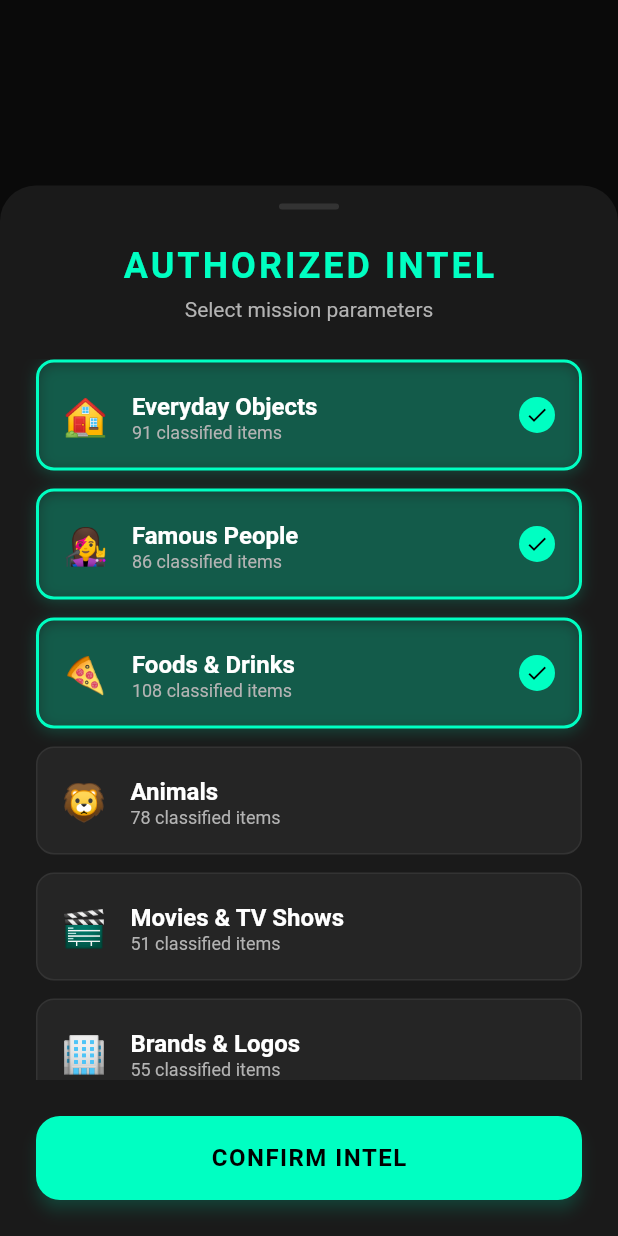
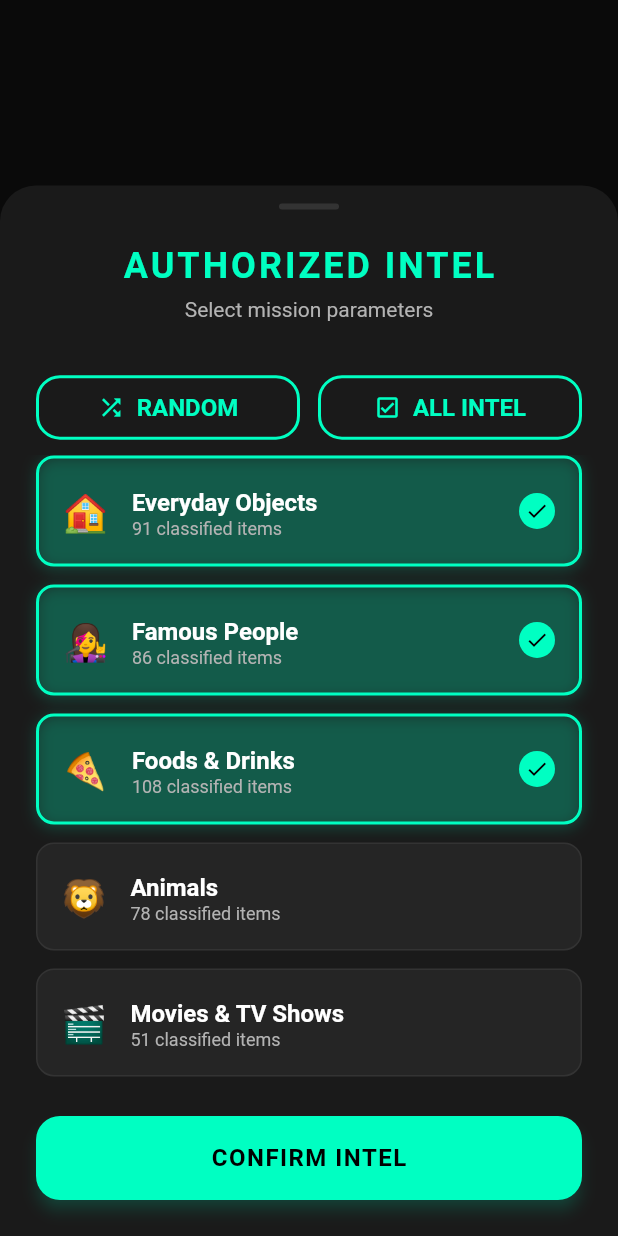
Before and after one commit to Vince0028/Impostor-game, a Flutter app: the SelectCategoriesDialog widget shown alone on an empty page, opened directly, on a phone screen of 412 x 824 dp. Run offline on Flutter 3.47's test engine with Material 3 defaults, Android fonts, the phone set to English and light mode, and no system bars; our stand-ins replace flutter_dotenv, share_plus, supabase_flutter; accounts and stored records are empty.

Commit message:
random and all intel funciton

```diff
--- a/impostor_game/lib/dialogs/select_categories_dialog.dart
+++ b/impostor_game/lib/dialogs/select_categories_dialog.dart
@@ -50,6 +50,39 @@ class SelectCategoriesDialog extends StatelessWidget {
                       'Select mission parameters',
                       style: AppTheme.bodyMedium.copyWith(
                         color: AppTheme.textSecondary,
+                      ),
+                    ),
+                  ],
+                ),
+              ),
+
+              // Quick Actions
+              Padding(
+                padding: const EdgeInsets.symmetric(
+                  horizontal: 24,
+                  vertical: 8,
+                ),
+                child: Row(
+                  children: [
+                    Expanded(
+                      child: OutlinedButton.icon(
+                        onPressed: () => provider.selectRandomCategory(),
+                        icon: const Icon(Icons.shuffle),
+                        label: const Text('RANDOM'),
+                        style: OutlinedButton.styleFrom(
+                          padding: const EdgeInsets.symmetric(vertical: 12),
+                        ),
+                      ),
+                    ),
+                    const SizedBox(width: 12),
+                    Expanded(
+                      child: OutlinedButton.icon(
+                        onPressed: () => provider.selectAllCategories(),
+                        icon: const Icon(Icons.check_box_outlined),
+                        label: const Text('ALL INTEL'),
+                        style: OutlinedButton.styleFrom(
+                          padding: const EdgeInsets.symmetric(vertical: 12),
+                        ),
                       ),
                     ),
                   ],
```
Also changed, not shown: impostor_game/lib/providers/game_provider.dart (+12 -0 lines).
